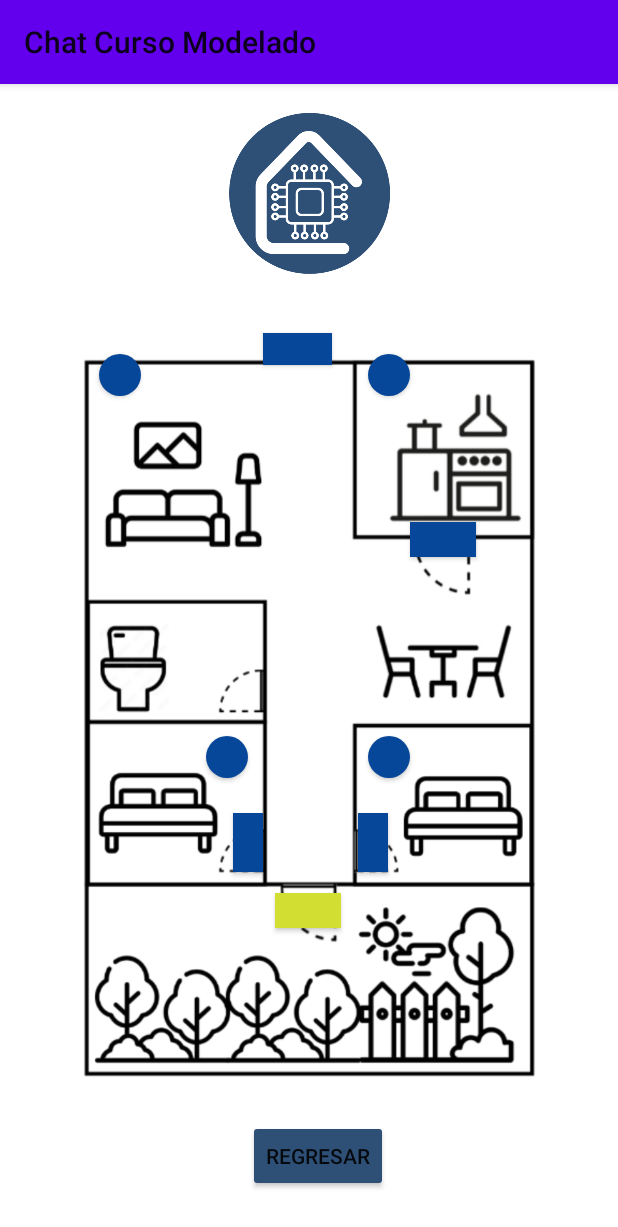
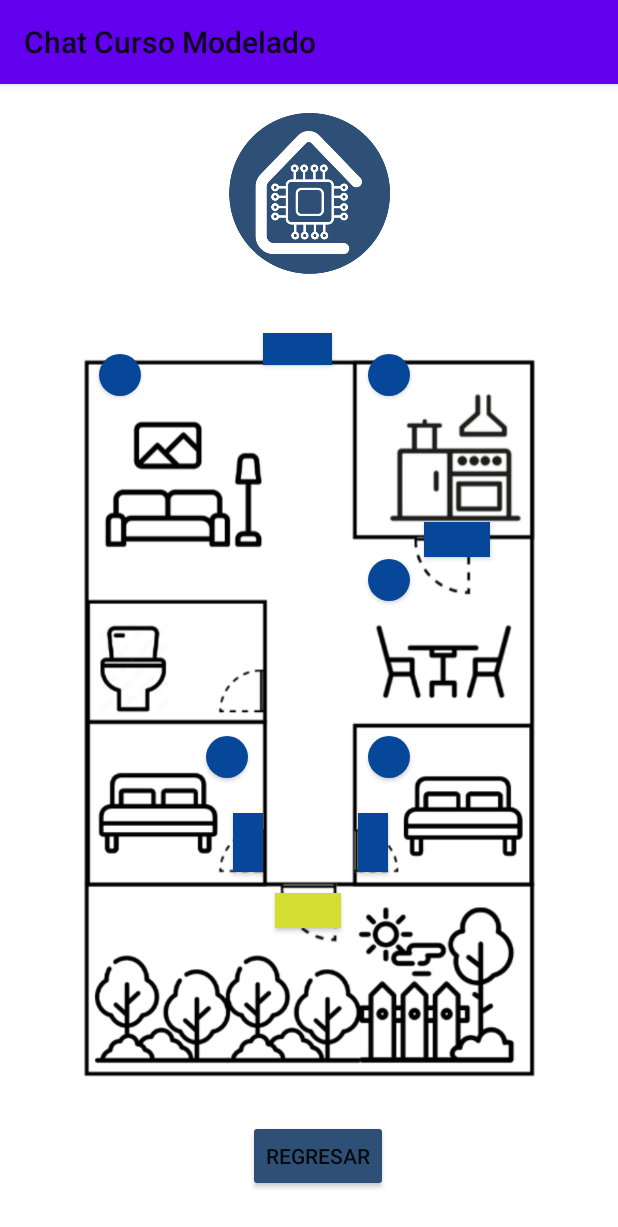
Before and after one commit to stphnVi/PI_empotrados, an Android app: the CasaModelo screen opened directly, with no data from a screen before it, after a tap on an icon or button, on a phone screen of 412 x 824 dp. Shown: the top 1227 px of the screen. Run offline under Robolectric (Android 15) with nearby library versions, the phone set to English and light mode, and no system bars.

Commit message:
[feat] keep state doors and lights in interface

```diff
--- a/MiPrimerAplicacion/app/src/main/java/com/example/miprimeraplicacion/CasaModelo.java
+++ b/MiPrimerAplicacion/app/src/main/java/com/example/miprimeraplicacion/CasaModelo.java
@@ -1,6 +1,7 @@
 package com.example.miprimeraplicacion;
 
 import android.content.Intent;
+import android.content.SharedPreferences;
 import android.graphics.drawable.GradientDrawable;
 import android.os.Bundle;
 import android.widget.Button;
@@ -16,6 +17,7 @@ public class CasaModelo extends AppCompatActivity {
     private boolean pantallaCasaModeloAbierta;
     private boolean cuartoC1_encendido = false;
     private boolean cuartoC2_encendido = false;
+    private boolean comedor_encendido = false;
     private boolean sala_encendido = false;
     private boolean cocina_encendido = false;
     private boolean puertaP_abierta = false;
@@ -42,12 +44,34 @@ public class CasaModelo extends AppCompatActivity {
         //Cada vez que se abre la pantalla de CasaModelo se indica en el boolean como true
         pantallaCasaModeloAbierta = true;
 
+        //----------------------------MANTENES ESTADO DE LOS BOTONES
 
+        //LEDS
+        SharedPreferences prefs = getSharedPreferences("estado_botones", MODE_PRIVATE);
+        sala_encendido = prefs.getBoolean("sala_encendido", false);
+        cocina_encendido = prefs.getBoolean("cocina_encendido", false);
+        cuartoC1_encendido = prefs.getBoolean("cuartoC1_encendido", false);
+        cuartoC2_encendido = prefs.getBoolean("cuartoC2_encendido", false);
+        comedor_encendido = prefs.getBoolean("comedor_encendido", false);
+
+
+        //PUERTAS
+        puertaP_abierta = prefs.getBoolean("puertaP_abierta", false);
+        puertaC1_abierta = prefs.getBoolean("puertaC1_abierta", false);
+        puertaC2_abierta = prefs.getBoolean("puertaC2_abierta", false);
+        puerta_cocina_abierta = prefs.getBoolean("puerta_cocina_abierta", false);
+        puerta_principal_abierta = prefs.getBoolean("puerta_principal_abierta", false);
+
+        //----------------------------LOS BOTONES
+
+        //BOTONES DE LUCES
         Button botonluzC1 = findViewById(R.id.LuzC1);
         Button botonluzC2 = findViewById(R.id.LuzC2);
         Button botonluzCocina = findViewById(R.id.LuzCocina);
         Button botonluzSala = findViewById(R.id.LuzSala);
+        Button botonluzCome = findViewById(R.id.LuzCome);
 
+        //BOTONES DE PUERTAS
         Button botonPuertaP = findViewById(R.id.PuertaPatio);
         Button botonPuertaC1 = findViewById(R.id.PuertaC1);
         Button botonPuertaC2 = findViewById(R.id.PuertaC2);
@@ -56,23 +80,71 @@ public class CasaModelo extends AppCompatActivity {
 
         Button botonregresarprincipal = findViewById(R.id.regresarprincipal);
 
+        //Para los botones de circulo
         GradientDrawable BotonSalafondo = (GradientDrawable) botonluzSala.getBackground();
         GradientDrawable BotonCocinafondo = (GradientDrawable) botonluzCocina.getBackground();
         GradientDrawable BotonC1fondo = (GradientDrawable) botonluzC1.getBackground();
         GradientDrawable BotonC2fondo = (GradientDrawable) botonluzC2.getBackground();
+        GradientDrawable BotonComefondo = (GradientDrawable) botonluzCome.getBackground();
+
+        // Aplicar color de fondo según el estado
+
+        //LEDS
+        BotonSalafondo.setColor(ContextCompat.getColor(this, sala_encendido ? R.color.encendido : R.color.apagado));
+        BotonCocinafondo.setColor(ContextCompat.getColor(this, cocina_encendido ? R.color.encendido : R.color.apagado));
+        BotonC1fondo.setColor(ContextCompat.getColor(this, cuartoC1_encendido ? R.color.encendido : R.color.apagado));
+        BotonC2fondo.setColor(ContextCompat.getColor(this, cuartoC2_encendido ? R.color.encendido : R.color.apagado));
+        BotonComefondo.setColor(ContextCompat.getColor(this, comedor_encendido ? R.color.encendido : R.color.apagado));
+
+        //PUERTAS
+
+        botonPuertaP.setBackgroundColor(ContextCompat.getColor(this, puertaP_abierta ? R.color.encendido : R.color.apagado));
+        botonPuertaC1.setBackgroundColor(ContextCompat.getColor(this, puertaC1_abierta ? R.color.encendido : R.color.apagado));
+        botonPuertaC2.setBackgroundColor(ContextCompat.getColor(this, puertaC2_abierta ? R.color.encendido : R.color.apagado));
+        botonPuertaCocina.setBackgroundColor(ContextCompat.getColor(this, puerta_cocina_abierta ? R.color.encendido : R.color.apagado));
+        botonPuertaPrin.setBackgroundColor(ContextCompat.getColor(this, puerta_principal_abierta ? R.color.encendido : R.color.apagado));
+
+
+
+
+
+
+        //------------------------------------------------------------------LEDS
+
+        botonluzCome.setOnClickListener(view -> {
+
+            if (!comedor_encendido) {
+                BotonComefondo.setColor(ContextCompat.getColor(this, R.color.encendido));
+            } else {
+                BotonComefondo.setColor(ContextCompat.getColor(this, R.color.apagado));
+            }
+
+            String messagecuarto = comedor_encendido ? "LED2_OFF" : "LED2_ON";
+            String messageSendcuarto = "func: LuzCome" + messagecuarto;
+            Socket.sendMessage(messageSendcuarto);
+
+            // Cambiar estado y guardar
+            comedor_encendido = !comedor_encendido;
+            guardarEstado("comedor_encendido", comedor_encendido);
+        });
 
         botonluzSala.setOnClickListener(view -> {
 
-            if(!sala_encendido) {
+            if (!sala_encendido) {
                 BotonSalafondo.setColor(ContextCompat.getColor(this, R.color.encendido));
             } else {
                 BotonSalafondo.setColor(ContextCompat.getColor(this, R.color.apagado));
             }
+
             String messagecuarto = sala_encendido ? "LED2_OFF" : "LED2_ON";
             String messageSendcuarto = "func: LuzSala" + messagecuarto;
             Socket.sendMessage(messageSendcuarto);
+
+            // Cambiar estado y guardar
             sala_encendido = !sala_encendido;
+            guardarEstado("sala_encendido", sala_encendido);
         });
+
 
         botonluzCocina.setOnClickListener(view -> {
 
@@ -85,6 +157,8 @@ public class CasaModelo extends AppCompatActivity {
             String messageSendcuarto = "func: luzCocina" + messagecuarto;
             Socket.sendMessage(messageSendcuarto);
             cocina_encendido = !cocina_encendido;
+
+            guardarEstado("cocina_encendido", cocina_encendido);
         });
 
 
@@ -99,6 +173,7 @@ public class CasaModelo extends AppCompatActivity {
             String messageSendcuarto = "func: LuzC1" + messagecuarto;
             Socket.sendMessage(messageSendcuarto);
             cuartoC1_encendido = !cuartoC1_encendido;
+            guardarEstado("cuartoC1_encendido", cuartoC1_encendido);
         });
 
         botonluzC2.setOnClickListener(view -> {
@@ -114,7 +189,12 @@ public class CasaModelo extends AppCompatActivity {
             String messageSendbaño = "func: LuzC2" + messagebaño;
             Socket.sendMessage(messageSendbaño);
             cuartoC2_encendido = !cuartoC2_encendido;
+            guardarEstado("cuartoC2_encendido", cuartoC2_encendido);
         });
+
+
+
+        //------------------------------------------------------------------PUERTAS
 
         botonPuertaP.setOnClickListener(view -> {
 
@@ -129,6 +209,7 @@ public class CasaModelo extends AppCompatActivity {
             String messageSendsala = "func: Patio" + messagesala;
             Socket.sendMessage(messageSendsala);
             puertaP_abierta = !puertaP_abierta;
+            guardarEstado("puertaP_abierta", puertaP_abierta);
         });
 
         botonPuertaPrin.setOnClickListener(view -> {
@@ -144,6 +225,7 @@ public class CasaModelo extends AppCompatActivity {
             String messageSendsala = "func: Principal" + messagesala;
             Socket.sendMessage(messageSendsala);
             puerta_principal_abierta = !puerta_principal_abierta;
+            guardarEstado("puerta_principal_abierta", puerta_principal_abierta);
         });
 
         botonPuertaC1.setOnClickListener(view -> {
@@ -159,6 +241,7 @@ public class CasaModelo extends AppCompatActivity {
             String messageSendpgarage = "func: PuertaC1" + messagepgarage;
             Socket.sendMessage(messageSendpgarage);
             puertaC1_abierta = !puertaC1_abierta;
+            guardarEstado("puertaC1_abierta", puertaC1_abierta);
         });
 
         botonPuertaC2.setOnClickListener(view -> {
@@ -174,6 +257,8 @@ public class CasaModelo extends AppCompatActivity {
             String messageSendpgarage = "func: PuertaC2" + messagepgarage;
             Socket.sendMessage(messageSendpgarage);
             puertaC2_abierta = !puertaC2_abierta;
+            guardarEstado("puertaC2_abierta", puertaC2_abierta);
+
         });
 
         botonPuertaCocina.setOnClickListener(view -> {
@@ -189,6 +274,7 @@ public class CasaModelo extends AppCompatActivity {
             String messageSendpgarage = "func: PuertaCocina" + messagepgarage;
             Socket.sendMessage(messageSendpgarage);
             puerta_cocina_abierta = !puerta_cocina_abierta;
+            guardarEstado("puerta_cocina_abierta", puerta_cocina_abierta);
         });
 
 
@@ -210,6 +296,17 @@ public class CasaModelo extends AppCompatActivity {
 
         }).start();
     }
+
+
+    //mantener el estado de la página
+
+    private void guardarEstado(String clave, boolean valor) {
+        getSharedPreferences("estado_botones", MODE_PRIVATE)
+                .edit()
+                .putBoolean(clave, valor)
+                .apply();
+    }
+
 
     /**
      * Se procesan los mensajes del servidor
--- a/MiPrimerAplicacion/app/src/main/res/layout/casa_modelo.xml
+++ b/MiPrimerAplicacion/app/src/main/res/layout/casa_modelo.xml
@@ -32,6 +32,7 @@
             app:layout_constraintTop_toTopOf="parent"
             app:layout_constraintVertical_bias="0.724" />
 
+
         <Button
             android:id="@+id/PuertaCocina"
             android:layout_width="44dp"
@@ -39,11 +40,10 @@
             android:background="@color/apagado"
             app:layout_constraintBottom_toBottomOf="parent"
             app:layout_constraintEnd_toEndOf="parent"
-            app:layout_constraintHorizontal_bias="0.743"
+            app:layout_constraintHorizontal_bias="0.768"
             app:layout_constraintStart_toStartOf="parent"
             app:layout_constraintTop_toTopOf="parent"
             app:layout_constraintVertical_bias="0.392" />
-
 
         <Button
             android:id="@+id/PuertaPrincipal"
@@ -82,6 +82,19 @@
             app:layout_constraintStart_toStartOf="parent"
             app:layout_constraintTop_toTopOf="parent"
             app:layout_constraintVertical_bias="0.243" />
+
+
+        <Button
+            android:id="@+id/LuzCome"
+            android:layout_width="28dp"
+            android:layout_height="28dp"
+            android:background="@drawable/boton_redondo"
+            app:layout_constraintBottom_toBottomOf="parent"
+            app:layout_constraintEnd_toEndOf="parent"
+            app:layout_constraintHorizontal_bias="0.639"
+            app:layout_constraintStart_toStartOf="parent"
+            app:layout_constraintTop_toTopOf="parent"
+            app:layout_constraintVertical_bias="0.428" />
 
         <Button
             android:id="@+id/LuzCocina"
```
